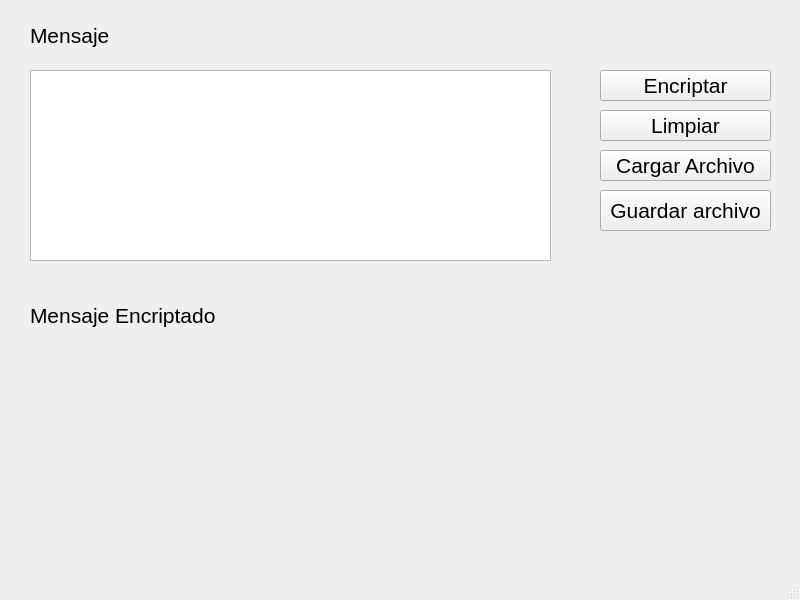
Above: FrmLimpiar.ui from Carlicsus/DescktopPython before the change. Below: the same form after it.
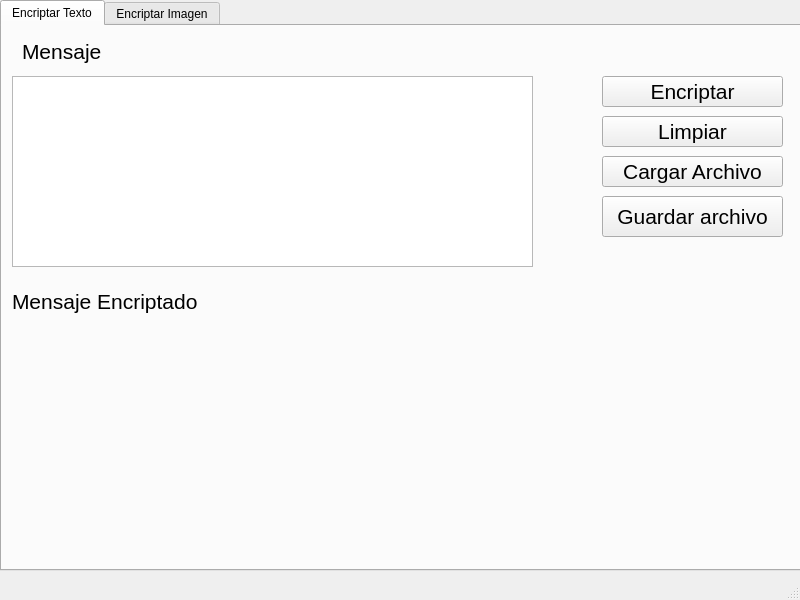
That is the form after the change. Icons and pictures are not drawn.

```diff
--- a/FrmLimpiar.ui
+++ b/FrmLimpiar.ui
@@ -14,12 +14,28 @@
    <string>MainWindow</string>
   </property>
   <widget class="QWidget" name="centralwidget">
-   <widget class="QPushButton" name="pushButton">
+   <widget class="QTabWidget" name="tabWidget">
+    <property name="geometry">
+     <rect>
+      <x>0</x>
+      <y>0</y>
+      <width>801</width>
+      <height>571</height>
+     </rect>
+    </property>
+    <property name="currentIndex">
+     <number>0</number>
+    </property>
+    <widget class="QWidget" name="tab_5">
+     <attribute name="title">
+      <string>Encriptar Texto</string>
+     </attribute>
+     <widget class="QPushButton" name="btn_encriptar">
     <property name="geometry">
      <rect>
       <x>600</x>
-      <y>70</y>
-      <width>171</width>
+        <y>50</y>
+        <width>181</width>
       <height>31</height>
      </rect>
     </property>
@@ -31,76 +47,22 @@
     <property name="text">
      <string>Encriptar</string>
     </property>
-   </widget>
-   <widget class="QPushButton" name="pushButton_2">
-    <property name="geometry">
-     <rect>
-      <x>600</x>
-      <y>110</y>
-      <width>171</width>
-      <height>31</height>
-     </rect>
-    </property>
-    <property name="font">
-     <font>
-      <pointsize>16</pointsize>
-     </font>
-    </property>
-    <property name="text">
-     <string>Limpiar</string>
-    </property>
-   </widget>
-   <widget class="QPushButton" name="pushButton_3">
-    <property name="geometry">
-     <rect>
-      <x>600</x>
-      <y>150</y>
-      <width>171</width>
-      <height>31</height>
-     </rect>
-    </property>
-    <property name="font">
-     <font>
-      <pointsize>16</pointsize>
-     </font>
-    </property>
-    <property name="text">
-     <string>Cargar Archivo</string>
-    </property>
-   </widget>
-   <widget class="QPushButton" name="pushButton_4">
-    <property name="geometry">
-     <rect>
-      <x>600</x>
-      <y>190</y>
-      <width>171</width>
-      <height>41</height>
-     </rect>
-    </property>
-    <property name="font">
-     <font>
-      <pointsize>16</pointsize>
-     </font>
-    </property>
-    <property name="text">
-     <string>Guardar archivo</string>
-    </property>
-   </widget>
-   <widget class="QTextEdit" name="textEdit">
-    <property name="geometry">
-     <rect>
-      <x>30</x>
-      <y>70</y>
-      <width>521</width>
-      <height>191</height>
-     </rect>
+      <property name="icon">
+       <iconset>
+        <normaloff>img/encriptar_shell.png</normaloff>img/encriptar_shell.png</iconset>
+      </property>
+      <property name="iconSize">
+       <size>
+        <width>20</width>
+        <height>20</height>
+       </size>
     </property>
    </widget>
    <widget class="QLabel" name="label">
     <property name="geometry">
      <rect>
-      <x>30</x>
-      <y>20</y>
+        <x>20</x>
+        <y>10</y>
       <width>101</width>
       <height>31</height>
      </rect>
@@ -114,12 +76,12 @@
      <string>Mensaje</string>
     </property>
    </widget>
-   <widget class="QLabel" name="label_3">
+     <widget class="QPushButton" name="btn_cargar">
     <property name="geometry">
      <rect>
-      <x>30</x>
-      <y>300</y>
-      <width>231</width>
+        <x>600</x>
+        <y>130</y>
+        <width>181</width>
       <height>31</height>
      </rect>
     </property>
@@ -129,14 +91,80 @@
      </font>
     </property>
     <property name="text">
-     <string>Mensaje Encriptado</string>
+       <string>Cargar Archivo</string>
+      </property>
+      <property name="icon">
+       <iconset>
+        <normaloff>img/cargar.png</normaloff>img/cargar.png</iconset>
+      </property>
+      <property name="iconSize">
+       <size>
+        <width>20</width>
+        <height>20</height>
+       </size>
+      </property>
+     </widget>
+     <widget class="QPushButton" name="btn_save">
+      <property name="geometry">
+       <rect>
+        <x>600</x>
+        <y>170</y>
+        <width>181</width>
+        <height>41</height>
+       </rect>
+      </property>
+      <property name="font">
+       <font>
+        <pointsize>16</pointsize>
+       </font>
+      </property>
+      <property name="text">
+       <string>Guardar archivo</string>
+      </property>
+      <property name="icon">
+       <iconset>
+        <normaloff>img/save.png</normaloff>img/save.png</iconset>
+      </property>
+      <property name="iconSize">
+       <size>
+        <width>20</width>
+        <height>20</height>
+       </size>
+      </property>
+     </widget>
+     <widget class="QPushButton" name="btn_limpiar">
+      <property name="geometry">
+       <rect>
+        <x>600</x>
+        <y>90</y>
+        <width>181</width>
+        <height>31</height>
+       </rect>
+      </property>
+      <property name="font">
+       <font>
+        <pointsize>16</pointsize>
+       </font>
+      </property>
+      <property name="text">
+       <string>Limpiar</string>
+      </property>
+      <property name="icon">
+       <iconset>
+        <normaloff>img/escoba.png</normaloff>img/escoba.png</iconset>
+      </property>
+      <property name="iconSize">
+       <size>
+        <width>20</width>
+        <height>20</height>
+       </size>
     </property>
    </widget>
    <widget class="QLabel" name="label_4">
     <property name="geometry">
      <rect>
-      <x>30</x>
-      <y>350</y>
+        <x>20</x>
+        <y>310</y>
       <width>391</width>
       <height>141</height>
      </rect>
@@ -144,6 +172,41 @@
     <property name="text">
      <string/>
     </property>
+     </widget>
+     <widget class="QLabel" name="label_3">
+      <property name="geometry">
+       <rect>
+        <x>10</x>
+        <y>260</y>
+        <width>231</width>
+        <height>31</height>
+       </rect>
+      </property>
+      <property name="font">
+       <font>
+        <pointsize>16</pointsize>
+       </font>
+      </property>
+      <property name="text">
+       <string>Mensaje Encriptado</string>
+      </property>
+     </widget>
+     <widget class="QTextEdit" name="textEdit">
+      <property name="geometry">
+       <rect>
+        <x>10</x>
+        <y>50</y>
+        <width>521</width>
+        <height>191</height>
+       </rect>
+      </property>
+     </widget>
+    </widget>
+    <widget class="QWidget" name="tab_6">
+     <attribute name="title">
+      <string>Encriptar Imagen</string>
+     </attribute>
+    </widget>
    </widget>
   </widget>
   <widget class="QMenuBar" name="menubar">
```
Lines whose indentation alone changed are shown as unchanged.
